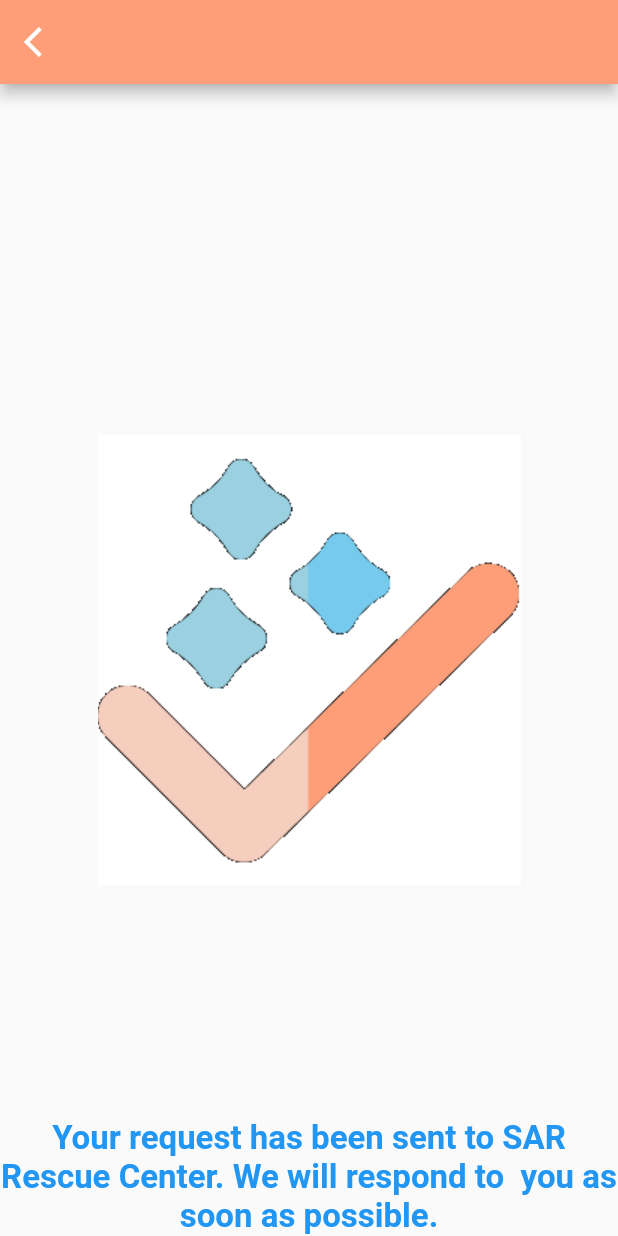
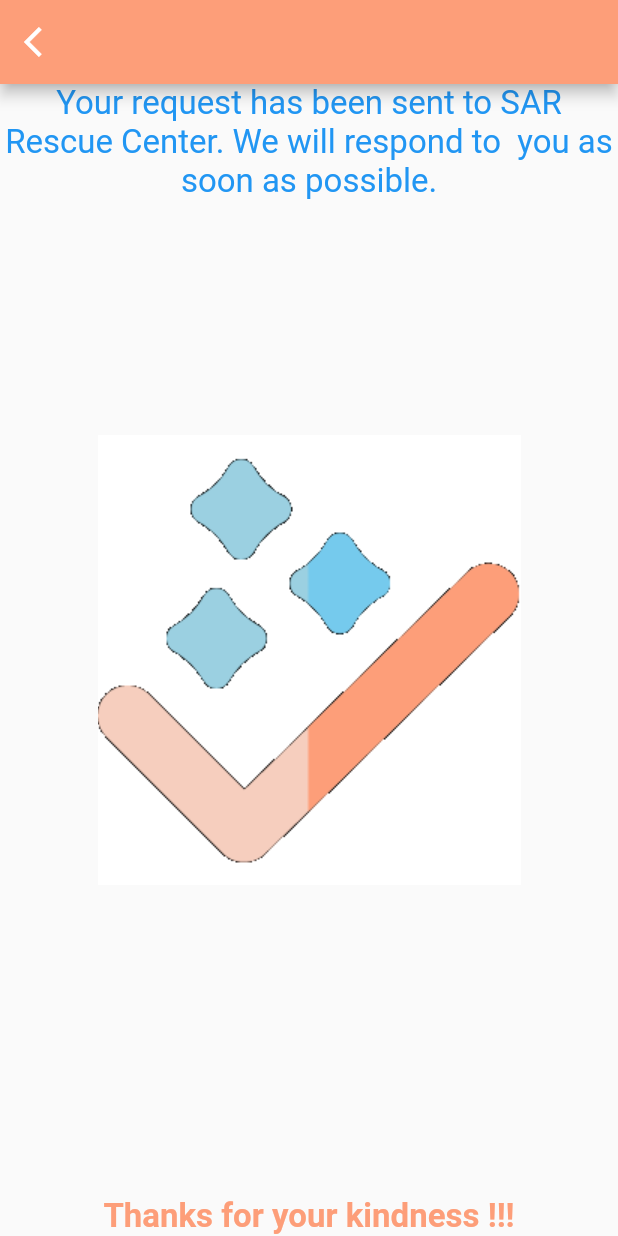
Before and after one commit to TanNHN/Pet-Help, a Flutter app: the screen it shows after launch, on a phone screen of 412 x 824 dp. Run offline on Flutter 3.47's test engine with Material 2 defaults, Android fonts, the phone set to English and light mode, and no system bars; our stand-ins replace cloud_firestore, firebase_storage, flutter_login, geolocator, google_fonts, image_picker; missing offline and left inert: multi_image_picker; accounts and stored records are empty.

Commit message:
Update PostSuccessful.dart

```diff
--- a/lib/view/PostSuccessful.dart
+++ b/lib/view/PostSuccessful.dart
@@ -45,12 +45,20 @@ class PostSuccessful extends StatelessWidget {
               ),
             ),
             Container(
-                alignment: Alignment.bottomCenter,
+                alignment: Alignment.topCenter,
                 child: Text(
                   'Your request has been sent to SAR Rescue Center. We will respond to  you as soon as possible.',
                   textAlign: TextAlign.center,
-                  style: TextStyle(color: Colors.blue, fontWeight: FontWeight.bold, fontSize: 22.0),
+                  style: TextStyle(color: Colors.blue, fontSize: 22.0),
                 )),
+            Container(
+                alignment: Alignment.bottomCenter,
+                child: Text(
+                  'Thanks for your kindness !!!',
+                  textAlign: TextAlign.center,
+                  style: TextStyle(color: Color.fromRGBO(253, 158, 121, 1), fontWeight: FontWeight.bold, fontSize: 22.0),
+                )),
+
           ],
         ),
 
```
